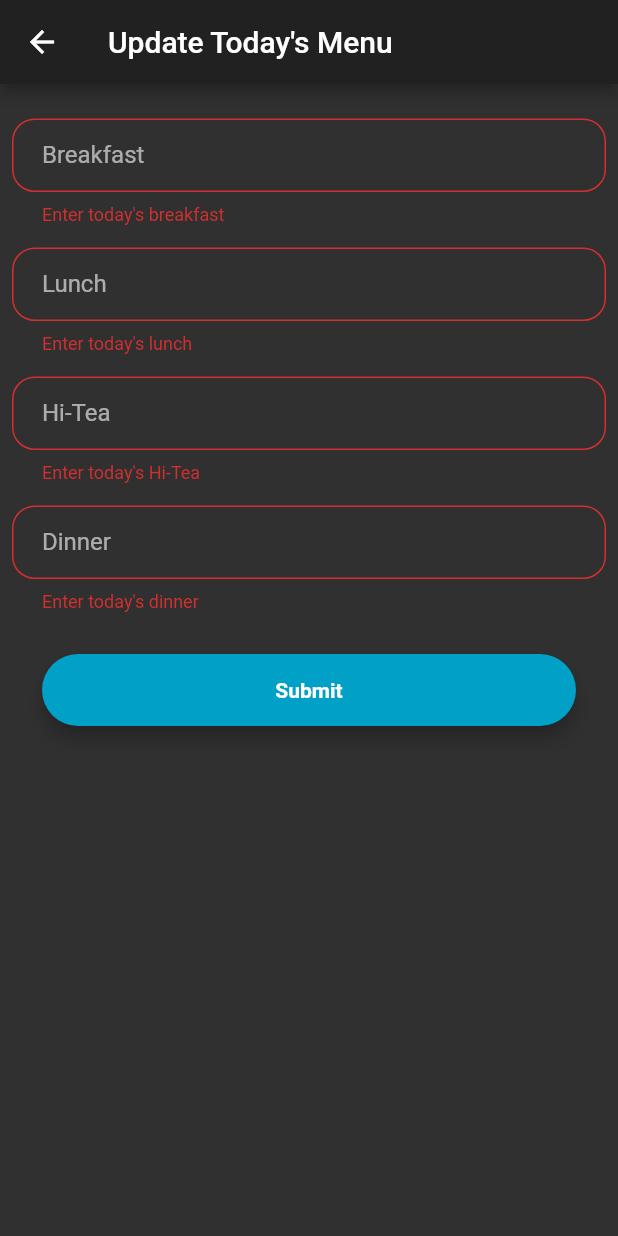
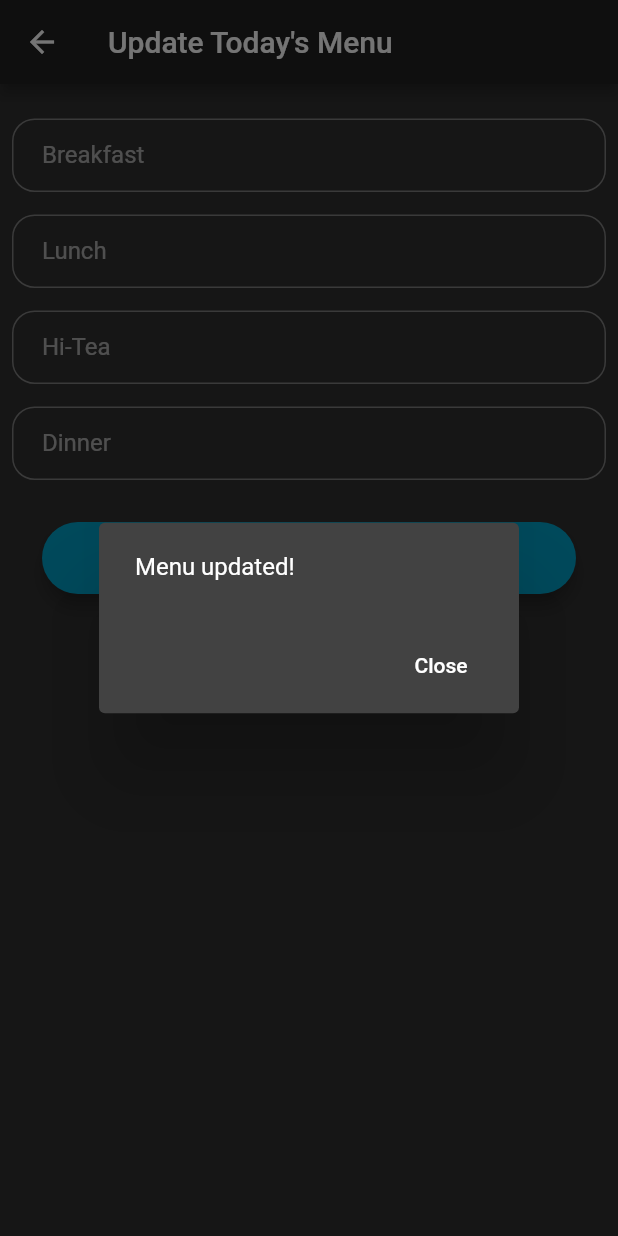
Before and after one commit to DanccKnight/DMRS-, a Flutter app: the UpdateMenu screen opened by its route, after a tap on "Submit", on a phone screen of 412 x 824 dp. Run offline on Flutter 3.47's test engine with Material 2 defaults, Android fonts, the phone set to English and light mode, and no system bars; our stand-ins replace cloud_firestore, firebase_auth, google_sign_in; accounts and stored records are empty; generated files the repository leaves out were written again; network calls fail.

Commit message:
A prompt is displayed upon submitting feedback and updating menu

```diff
--- a/lib/UI/HomePage.dart
+++ b/lib/UI/HomePage.dart
@@ -24,7 +24,7 @@ class _HomeState extends State<Home> {
     _githubTapRecognizer = new TapGestureRecognizer()
       ..onTap = () => _openUrl(githubUrl);
     askIfEmployee(user);
-    Future.delayed(Duration(seconds: 1), () => setState(() {}));
+    Future.delayed(Duration(seconds: 2), () => setState(() {}));
   }
 
   askIfEmployee(UserData user) {
--- a/lib/UI/UpdateMenu.dart
+++ b/lib/UI/UpdateMenu.dart
@@ -29,7 +29,7 @@ class _UpdateMenuState extends State<UpdateMenu> {
                 TextFormField(
                   validator: (input) {
                     if (input.isEmpty)
-                      return "Enter today's breakfast";
+                      _messMenu.breakfast = "Not updated yet, keep checking for updates!";
                     else
                       _messMenu.breakfast = input;
                   },
@@ -44,7 +44,7 @@ class _UpdateMenuState extends State<UpdateMenu> {
                 TextFormField(
                   validator: (input) {
                     if (input.isEmpty)
-                      return "Enter today's lunch";
+                      _messMenu.lunch = "Not updated yet, keep checking for updates!";
                     else
                       _messMenu.lunch = input;
                   },
@@ -59,7 +59,7 @@ class _UpdateMenuState extends State<UpdateMenu> {
                 TextFormField(
                   validator: (input) {
                     if (input.isEmpty)
-                      return "Enter today's Hi-Tea";
+                      _messMenu.hitea = "Not updated yet, keep checking for updates!";
                     else
                       _messMenu.hitea = input;
                   },
@@ -74,7 +74,7 @@ class _UpdateMenuState extends State<UpdateMenu> {
                 TextFormField(
                   validator: (input) {
                     if (input.isEmpty)
-                      return "Enter today's dinner";
+                      _messMenu.dinner = "Not updated yet, keep checking for updates!";
                     else
                       _messMenu.dinner = input;
                   },
@@ -97,7 +97,7 @@ class _UpdateMenuState extends State<UpdateMenu> {
                         padding: EdgeInsets.fromLTRB(20.0, 15.0, 20.0, 15.0),
                         onPressed: () async {
                           if (_formKey.currentState.validate())
-                            await _messMenu.publishDoc();
+                            await _messMenu.publishDoc().then((_)=>_showMessageAfterSubmit());
                         },
                         child: Text("Submit",
                             textAlign: TextAlign.center,
@@ -111,4 +111,25 @@ class _UpdateMenuState extends State<UpdateMenu> {
       ),
     );
   }
+
+  void _showMessageAfterSubmit() {
+    showDialog(
+      context: context,
+      builder: (BuildContext context) {
+        // return object of type Dialog
+        return AlertDialog(
+          content: new Text("Menu updated!"),
+          actions: <Widget>[
+            // usually buttons at the bottom of the dialog
+            new FlatButton(
+              child: new Text("Close"),
+              onPressed: () {
+                Navigator.of(context).pop();
+              },
+            ),
+          ],
+        );
+      },
+    );
+  }
 }
```
Also changed, not shown: lib/UI/Feedback.dart (+22 -1 lines).
